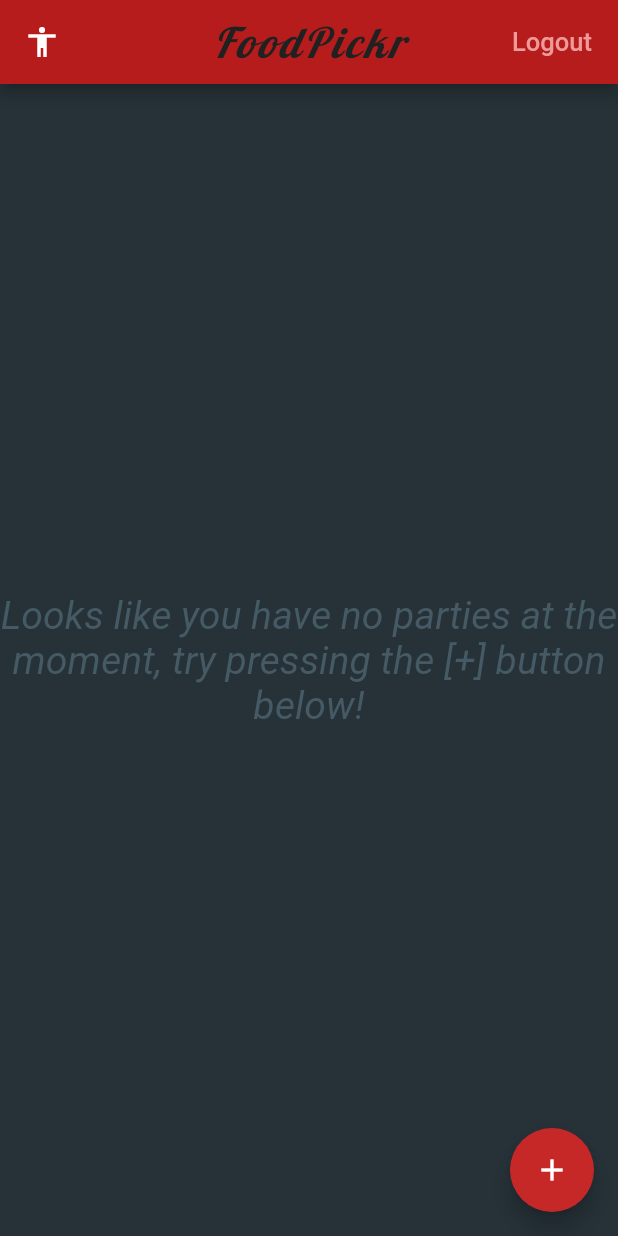
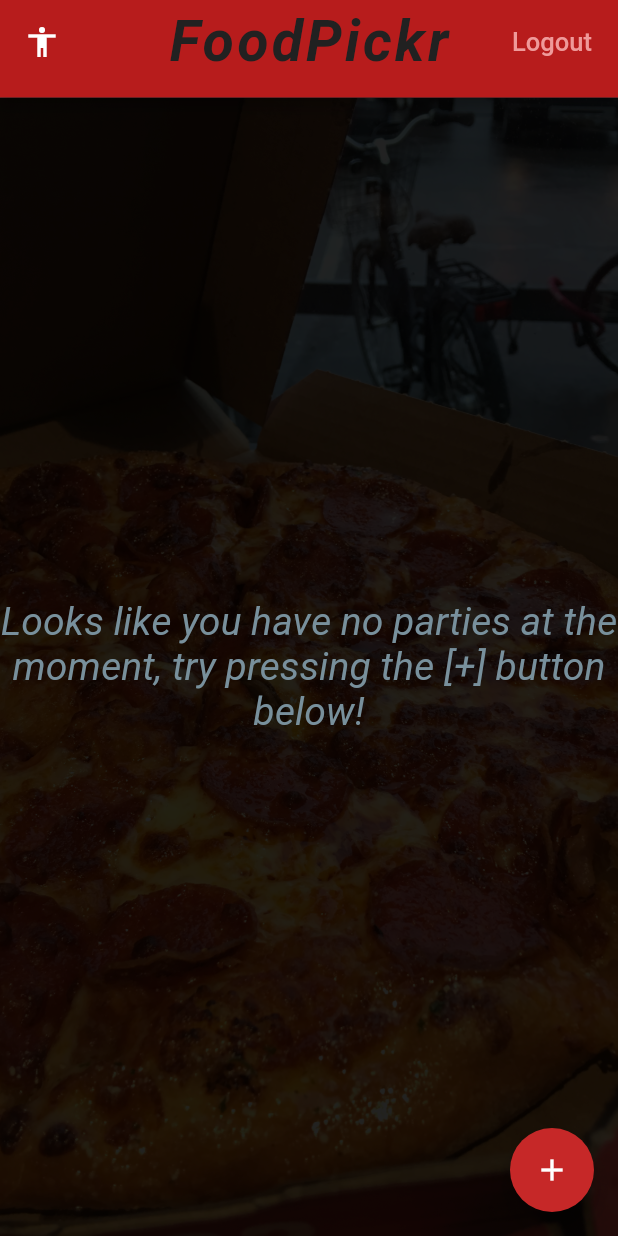
Before and after one commit to lutfisk/FoodPickr, a Flutter app: the PartyList screen opened directly, on a phone screen of 412 x 824 dp. Run offline on Flutter 3.47's test engine with Material 2 defaults, Android fonts, the phone set to English and light mode, and no system bars; our stand-ins replace email_validator, firebase_auth, form_field_validator, google_fonts; accounts and stored records are empty.

Commit message:
early stages of the party pages

```diff
--- a/lib/login.dart
+++ b/lib/login.dart
@@ -104,7 +104,7 @@ class _LoginPageState extends State<LoginPage> with SingleTickerProviderStateMix
               mainAxisAlignment: MainAxisAlignment.center,
               children: <Widget>[
                 Image(
-                  image: AssetImage("assets/logo_copy.png"),
+                  image: AssetImage("assets/logo1.png"),
                   width: _logoAnimation.value * 350,
                   height: _logoAnimation.value * 240,
                   fit: BoxFit.contain,
--- a/lib/party_list.dart
+++ b/lib/party_list.dart
@@ -1,5 +1,4 @@
 import 'package:flutter/material.dart';
-import 'package:form_field_validator/form_field_validator.dart';
 import 'package:google_fonts/google_fonts.dart';
 import 'dart:async';
 import 'auth.dart';
@@ -59,15 +58,16 @@ class _PartyListState extends State<PartyList> {
     FoodPickr fp = FoodPickr.of(context);
     return Scaffold(
       backgroundColor: Colors.blueGrey[900],
-      appBar: AppBar(
+      appBar: PreferredSize(
+          child: AppBar(
             backgroundColor: Colors.red[900],
             title: Text("FoodPickr",
-            style: GoogleFonts.lobster(
+                style: GoogleFonts.bilboSwashCaps(
                   color: Colors.grey[900],
-              fontWeight: FontWeight.w500,
+                  fontWeight: FontWeight.w700,
                   fontStyle: FontStyle.italic,
                   letterSpacing: 2,
-              fontSize: 28,
+                  fontSize: 38,
                 )),
             leading: new IconButton(
                 icon: new Icon(Icons.accessibility),
@@ -81,12 +81,22 @@ class _PartyListState extends State<PartyList> {
                   onPressed: _signOut)
             ],
           ),
-      body: fp.parties.length <= 0
-          ? Center(
+          preferredSize: Size.fromHeight(65),
+      ),
+      body: Stack(
+        fit: StackFit.expand,
+        children: <Widget>[
+          Image(
+          image: AssetImage("assets/pizza.jpg"),
+          fit: BoxFit.cover,
+          color: Colors.black87,
+          colorBlendMode: BlendMode.darken,
+          ),
+          fp.parties.length <= 0 ? Center(
             child: Text(
               'Looks like you have no parties at the moment, try pressing the [+] button below!',
               style: TextStyle(
-                  color: Colors.blueGrey[700],
+                color: Colors.blueGrey[400],
                 fontSize: 26,
                 fontStyle: FontStyle.italic,
               ),
@@ -103,6 +113,8 @@ class _PartyListState extends State<PartyList> {
                 });
               },
             ),
+          ),
+        ],
       ),
       floatingActionButton: new FloatingActionButton(
         onPressed: () {
```
Also changed, not shown: lib/party.dart (+11 -5 lines), lib/party_page.dart (added, +107 -0 lines), assets/crabby.jpg (added), assets/gf.jpg (added), assets/logo1.png, assets/logo_copy.png (deleted), assets/logo_final.png (deleted), assets/logo_glow.png (added), assets/ramen.jpg (added), assets/sugar.jpg (added). Lines whose indentation alone changed are shown as unchanged.
